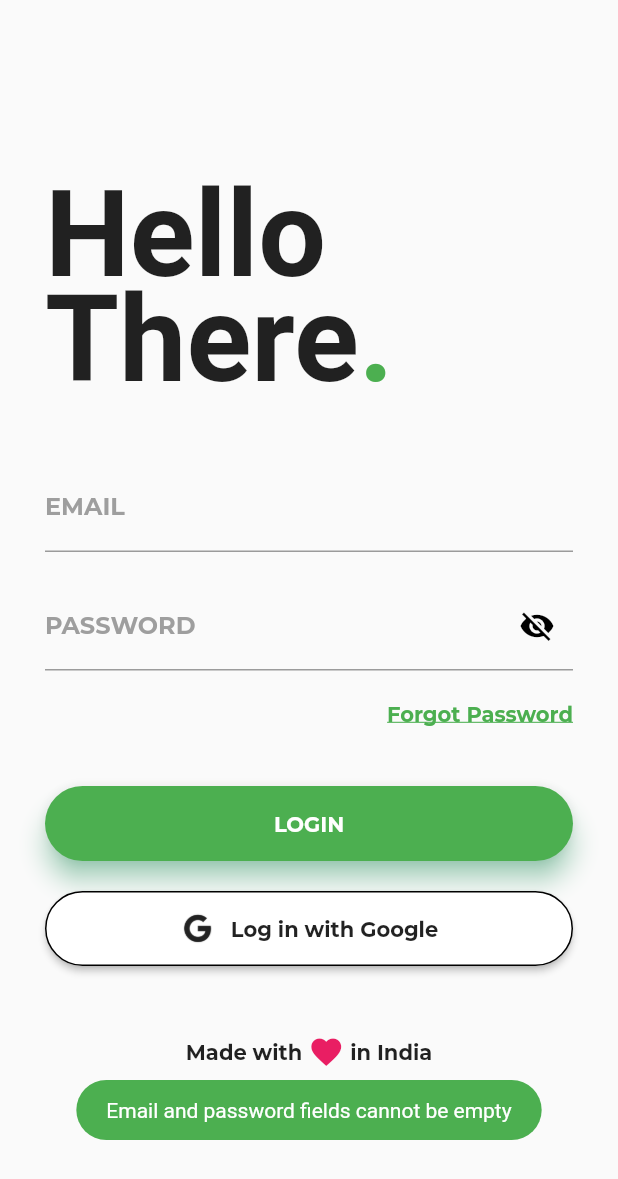
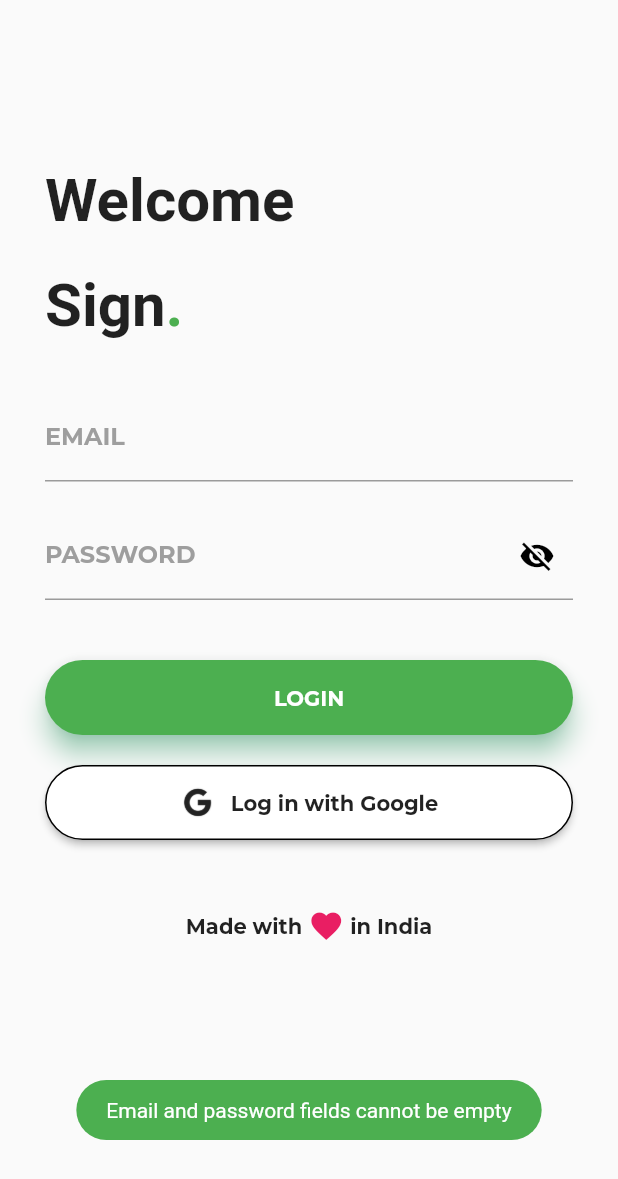
Before and after one commit to bismipoulose999/HandSignRecoginition, a Flutter app: the screen it shows after launch, after a tap on "LOGIN", on a phone screen of 412 x 824 dp. Shown: the top 1179 px of the screen. Run offline on Flutter 3.47's test engine with Material 2 defaults, Android fonts, the phone set to English and light mode, and no system bars; our stand-ins replace camera, curved_navigation_bar, firebase_auth, firebase_database, firebase_storage, flip_card and 6 more; missing offline and left inert: firebase_auth_web, firebase_core_web, flutter_statusbarcolor, google_sign_in_web, tflite; accounts and stored records are empty; project files that could hold a hidden picture were left out.

Commit message:
updations done

```diff
--- a/lib/main.dart
+++ b/lib/main.dart
@@ -50,9 +50,9 @@ class _MyHomePageState extends State<MyHomePage> {
                   Container(
                     padding: EdgeInsets.fromLTRB(30.0, 110.0, 0.0, 0.0),
                     child: Text(
-                      'Hello',
+                      'Welcome',
                       style: TextStyle(
-                          fontSize: 80.0, fontWeight: FontWeight.bold),
+                          fontSize: 40.0, fontWeight: FontWeight.bold),
                     ),
                   ),
                   Container(
@@ -60,14 +60,14 @@ class _MyHomePageState extends State<MyHomePage> {
                     child: Row(
                       children: <Widget>[
                         Text(
-                          'There',
+                          'Sign',
                           style: TextStyle(
-                              fontSize: 80.0, fontWeight: FontWeight.bold),
+                              fontSize: 40.0, fontWeight: FontWeight.bold),
                         ),
                         Text(
                           '.',
                           style: TextStyle(
-                            fontSize: 80.0,
+                            fontSize: 40.0,
                             fontWeight: FontWeight.bold,
                             color: Colors.green,
                           ),
@@ -122,7 +122,7 @@ class _MyHomePageState extends State<MyHomePage> {
                         focusedBorder: UnderlineInputBorder(
                             borderSide: BorderSide(color: Colors.green))),
                   ),
-                  SizedBox(height: 5.0),
+                  /*SizedBox(height: 5.0),
                   Container(
                     alignment: Alignment(1.0, 0.0),
                     padding: EdgeInsets.only(top: 15.0, left: 20.0),
@@ -136,7 +136,7 @@ class _MyHomePageState extends State<MyHomePage> {
                             decoration: TextDecoration.underline),
                       ),
                     ),
-                  ),
+                  ),*/
                   SizedBox(height: 40.0),
                   Container(
                     height: 50.0,
@@ -164,15 +164,20 @@ class _MyHomePageState extends State<MyHomePage> {
                           bool res = await AuthProvider().signInWithEmail(
                               _emailController.text, _passwordController.text);
                           if (!res) {
-                            print("Login failed");
+                            print("Login Success");
                             Fluttertoast.showToast(
-                                msg: "Login failed",
+                                msg: "Login Success",
                                 toastLength: Toast.LENGTH_LONG,
                                 gravity: ToastGravity.BOTTOM,
                                 timeInSecForIosWeb: 1,
                                 backgroundColor: Colors.green,
                                 textColor: Colors.white,
                                 fontSize: 14.0);
+                          }
+                          if(_emailController.text.isNotEmpty &&
+                              _passwordController.text.isNotEmpty)
+                          {
+                          Navigator.push(context, MaterialPageRoute(builder: (context)=>HomePage(currentUser)));
                           }
                         },
                         child: Center(
@@ -182,7 +187,17 @@ class _MyHomePageState extends State<MyHomePage> {
                                 color: Colors.white,
                                 fontWeight: FontWeight.bold,
                                 fontFamily: 'Montserrat'),
-                          ),
+                          ),/*RaisedButton(
+                            onPressed: (){
+                              Navigator.push(context, MaterialPageRoute(builder: (context)=>HomePage(currentUser)));
+
+                            },
+                            child: Text("Login",style: TextStyle(color: Colors.black),),
+                            color: Colors.green,
+                            shape: RoundedRectangleBorder(
+                                borderRadius: BorderRadius.circular(35)
+                            ),
+                          ),*/
                         ),
                       ),
                     ),
--- a/lib/main_drawer.dart
+++ b/lib/main_drawer.dart
@@ -56,7 +56,7 @@ class MainDrawer extends StatelessWidget {
             ],
           )),
         ),
-        ListTile(
+       /* ListTile(
           leading: Icon(Icons.supervised_user_circle),
           title: Text(
             'Profile',
@@ -73,7 +73,7 @@ class MainDrawer extends StatelessWidget {
               fontSize: 18,
             ),
           ),
-        ),
+        ),*/
         ListTile(
           leading: Icon(Icons.description),
           title: Text(
```
Also changed, not shown: 1 other file.
